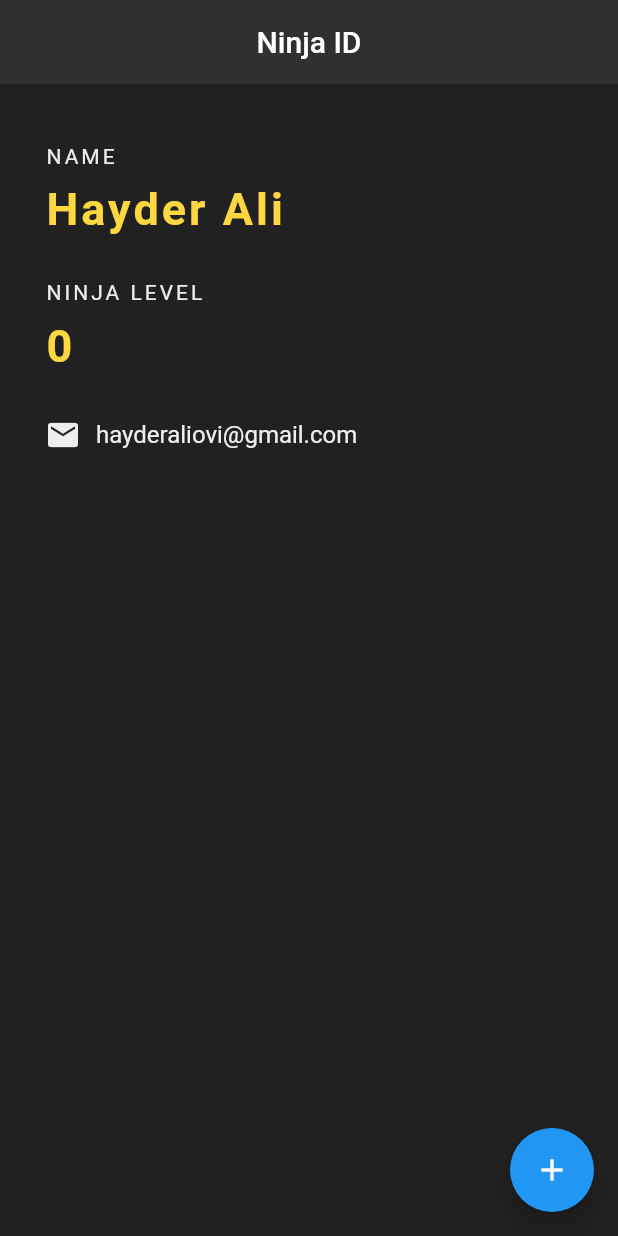
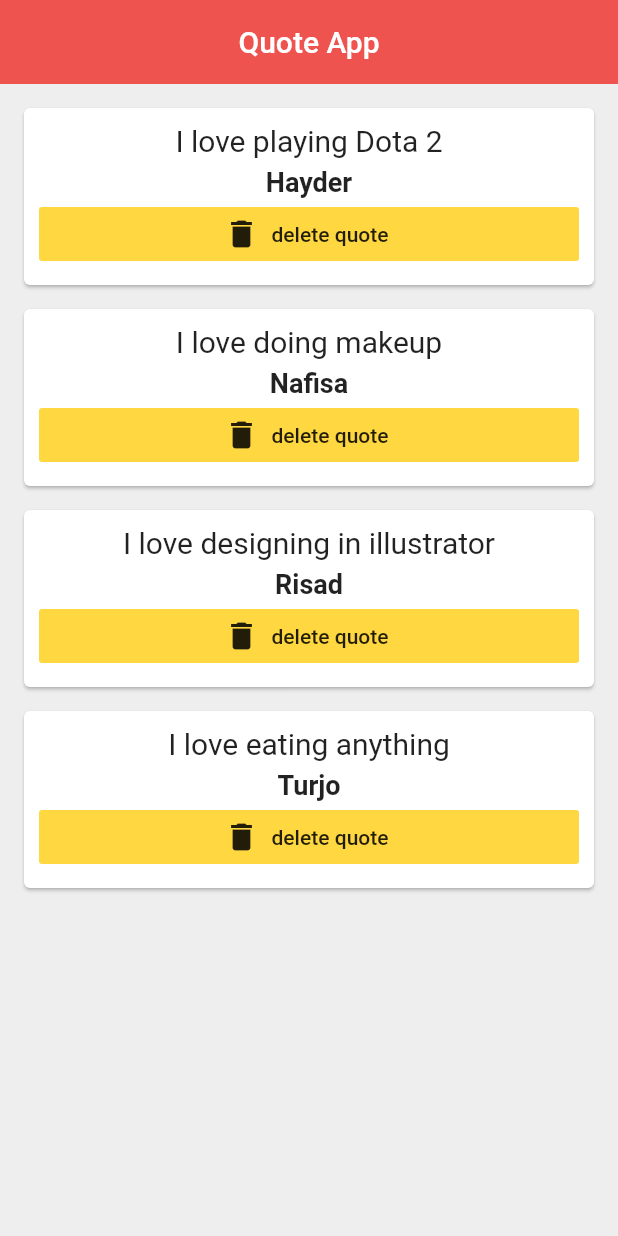
Before and after one commit to itzhayder/Flutter-Learning, a Flutter app: the screen it shows after launch, on a phone screen of 412 x 824 dp. Run offline on Flutter 3.47's test engine with Material 2 defaults, Android fonts, the phone set to English and light mode, and no system bars.

Commit message:
Quote App Done

```diff
--- a/lib/main.dart
+++ b/lib/main.dart
@@ -1,108 +1,45 @@
 import 'package:flutter/material.dart';
+import 'quote.dart';
+import 'quote_card.dart';
 
 void main() => runApp(MaterialApp(
-      home: NinjaId(),
+      home: Quote(),
     ));
 
-class NinjaId extends StatefulWidget {
+class Quote extends StatefulWidget {
   @override
-  _NinjaIdState createState() => _NinjaIdState();
+  _QuoteState createState() => _QuoteState();
 }
 
-class _NinjaIdState extends State<NinjaId> {
-  int ninjaLevel = 0;
+class _QuoteState extends State<Quote> {
+  List<GenerateQuote> quotes = [
+    GenerateQuote(author: "Hayder", text: "I love playing Dota 2"),
+    GenerateQuote(author: "Nafisa", text: "I love doing makeup"),
+    GenerateQuote(author: "Risad", text: "I love designing in illustrator"),
+    GenerateQuote(author: "Turjo", text: "I love eating anything"),
+  ];
 
   @override
   Widget build(BuildContext context) {
     return Scaffold(
-      backgroundColor: Colors.grey[900],
+      backgroundColor: Colors.grey[200],
       appBar: AppBar(
-        title: Text("Ninja ID"),
+        title: Text("Quote App"),
         centerTitle: true,
         elevation: 0.0,
-        backgroundColor: Colors.grey[850],
+        backgroundColor: Colors.red[400],
       ),
-      body: Padding(
-        padding: EdgeInsets.fromLTRB(30.0, 40.0, 10.0, 0.0),
-        child: Column(
-          crossAxisAlignment: CrossAxisAlignment.start,
-          children: <Widget>[
-            Text(
-              "NAME",
-              style: TextStyle(
-                color: Colors.grey[200],
-                letterSpacing: 2.0,
-                fontSize: 14.0,
-              ),
-            ),
-            SizedBox(
-              height: 10.0,
-            ),
-            Text(
-              "Hayder Ali",
-              style: TextStyle(
-                color: Colors.amberAccent,
-                letterSpacing: 2.0,
-                fontSize: 30.0,
-                fontWeight: FontWeight.bold,
-              ),
-            ),
-            SizedBox(
-              height: 30.0,
-            ),
-            Text(
-              "NINJA LEVEL",
-              style: TextStyle(
-                color: Colors.grey[200],
-                letterSpacing: 2.0,
-                fontSize: 14.0,
-              ),
-            ),
-            SizedBox(
-              height: 10.0,
-            ),
-            Text(
-              "$ninjaLevel",
-              style: TextStyle(
-                color: Colors.amberAccent,
-                letterSpacing: 2.0,
-                fontSize: 30.0,
-                fontWeight: FontWeight.bold,
-              ),
-            ),
-            SizedBox(
-              height: 30,
-            ),
-            Row(
-              children: <Widget>[
-                Icon(
-                  Icons.email,
-                  color: Colors.grey[200],
-                ),
-                SizedBox(
-                  width: 10.0,
-                ),
-                Text(
-                  "hayderaliovi@gmail.com",
-                  style: TextStyle(
-                    color: Colors.grey[200],
-                    fontSize: 16.0,
-                  ),
-                ),
-              ],
-            ),
-          ],
-        ),
-      ),
-      floatingActionButton: FloatingActionButton(
-        onPressed: () {
-          setState(() {
-            ninjaLevel++;
-          });
-        },
-        child: Icon(
-          Icons.add,
-        ),
+      body: Column(
+        children: quotes
+            .map((quote) => QuoteCard(
+                  quote: quote,
+                  delete: () {
+                    setState(() {
+                      quotes.remove(quote);
+                    });
+                  },
+                ))
+            .toList(),
       ),
     );
   }
--- /dev/null
+++ b/lib/quote.dart
@@ -0,0 +1,6 @@
+class GenerateQuote {
+  String text;
+  String author;
+
+  GenerateQuote({this.text, this.author});
+}
--- /dev/null
+++ b/lib/quote_card.dart
@@ -0,0 +1,50 @@
+import 'package:flutter/material.dart';
+import 'quote.dart';
+
+class QuoteCard extends StatelessWidget {
+  final GenerateQuote quote;
+  final Function delete;
+
+  QuoteCard({this.quote, this.delete});
+
+  @override
+  Widget build(BuildContext context) {
+    return Card(
+      margin: EdgeInsets.fromLTRB(16.0, 16.0, 16.0, 0.0),
+      child: Padding(
+        padding: const EdgeInsets.all(10.0),
+        child: Column(
+          crossAxisAlignment: CrossAxisAlignment.stretch,
+          children: <Widget>[
+            Center(
+              child: Text(
+                quote.text,
+                style: TextStyle(
+                  fontSize: 20.0,
+                ),
+              ),
+            ),
+            SizedBox(
+              height: 6.0,
+            ),
+            Center(
+              child: Text(
+                quote.author,
+                style: TextStyle(
+                  fontSize: 18.0,
+                  fontWeight: FontWeight.bold,
+                ),
+              ),
+            ),
+            FlatButton.icon(
+              onPressed: delete,
+              icon: Icon(Icons.delete),
+              label: Text('delete quote'),
+              color: Colors.amberAccent,
+            ),
+          ],
+        ),
+      ),
+    );
+  }
+}
```
